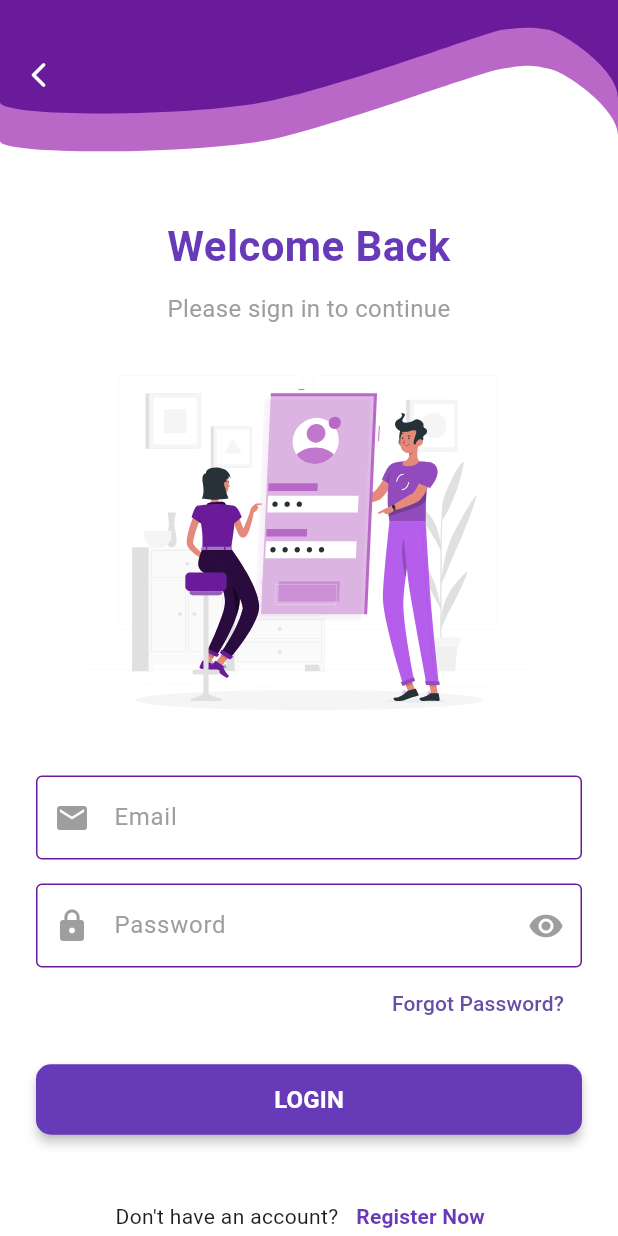
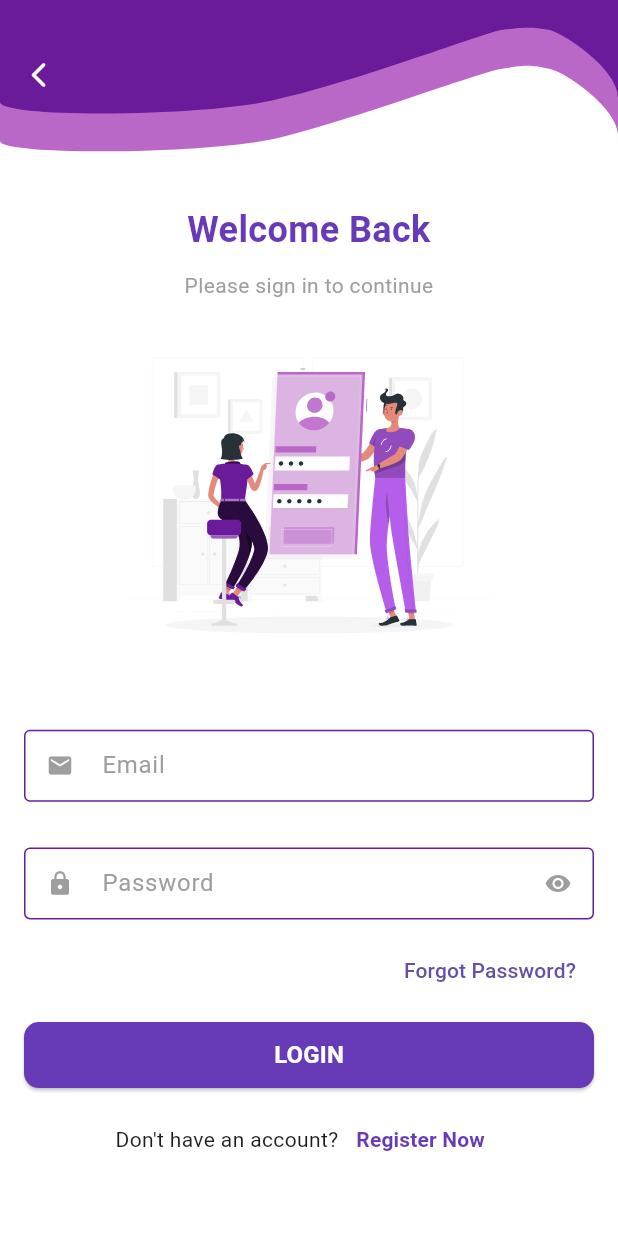
Before and after one commit to anndeviant/tpm_teori_t3, a Flutter app: the LoginScreen screen opened directly, on a phone screen of 412 x 824 dp. Run offline on Flutter 3.47's test engine with Material 3 defaults, Android fonts, the phone set to English and light mode, and no system bars; our stand-ins replace curved_navigation_bar, firebase_auth, firebase_core, flutter_svg, internet_connection_checker, lottie; accounts and stored records are empty.

Commit message:
membuat login screen responsif

```diff
--- a/lib/auth/login_screen.dart
+++ b/lib/auth/login_screen.dart
@@ -126,18 +126,24 @@ class _LoginScreenState extends State<LoginScreen> {
 
   @override
   Widget build(BuildContext context) {
+    final screenHeight = MediaQuery.of(context).size.height;
+    final screenWidth = MediaQuery.of(context).size.width;
+
     return Scaffold(
       backgroundColor: Colors.white,
       body: SafeArea(
         top: false,
         child: SingleChildScrollView(
+          child: ConstrainedBox(
+            constraints: BoxConstraints(minHeight: screenHeight),
+            child: IntrinsicHeight(
               child: Column(
-            mainAxisAlignment: MainAxisAlignment.spaceEvenly,
                 children: [
+                  // Header custom painting
                   Stack(
                     children: [
                       CustomPaint(
-                    size: Size(double.infinity, 100),
+                        size: Size(screenWidth, 100),
                         painter: HeadPainter(),
                       ),
                       Positioned(
@@ -151,40 +157,40 @@ class _LoginScreenState extends State<LoginScreen> {
                       ),
                     ],
                   ),
-              Padding(
-                padding: const EdgeInsets.all(24.0),
+                  // Main login
+                  Expanded(
+                    child: Padding(
+                      padding: const EdgeInsets.symmetric(horizontal: 16),
                       child: Form(
                         key: _formKey,
                         child: Column(
-                    mainAxisAlignment: MainAxisAlignment.center,
-                    crossAxisAlignment: CrossAxisAlignment.stretch,
+                          mainAxisAlignment: MainAxisAlignment.spaceEvenly,
                           children: [
-                      const SizedBox(height: 20),
-                      const Text(
+                            SizedBox(height: 16),
+                            Text(
                               'Welcome Back',
                               textAlign: TextAlign.center,
                               style: TextStyle(
-                          fontSize: 28,
+                                fontSize: 24,
                                 fontWeight: FontWeight.bold,
                                 color: Colors.deepPurple,
                               ),
                             ),
-                      const SizedBox(height: 10),
-                      const Text(
+                            Text(
                               'Please sign in to continue',
                               textAlign: TextAlign.center,
                               style: TextStyle(
-                          fontSize: 16,
+                                fontSize: 14,
                                 color: Colors.grey,
                               ),
                             ),
                             SvgPicture.asset(
                               "assets/svg/login.svg",
-                        height: 300,
+                              height: screenHeight * 0.3,
                             ),
                             if (_errorMessage != null)
                               Container(
-                          padding: const EdgeInsets.all(12),
+                                padding: const EdgeInsets.all(8),
                                 decoration: BoxDecoration(
                                   color: Colors.red.shade100,
                                   borderRadius: BorderRadius.circular(8),
@@ -194,14 +200,15 @@ class _LoginScreenState extends State<LoginScreen> {
                                   style: TextStyle(color: Colors.red.shade800),
                                 ),
                               ),
-                      if (_errorMessage != null) const SizedBox(height: 16),
+                            SizedBox(height: 8),
                             TextFormField(
                               controller: _emailController,
                               keyboardType: TextInputType.emailAddress,
                               decoration: InputDecoration(
+                                isDense: true,
                                 labelText: 'Email',
                                 hintText: 'Enter your email',
-                          prefixIcon: const Icon(Icons.email),
+                                prefixIcon: Icon(Icons.email),
                                 border: OutlineInputBorder(
                                   borderRadius: BorderRadius.circular(10),
                                 ),
@@ -217,14 +224,15 @@ class _LoginScreenState extends State<LoginScreen> {
                                 return null;
                               },
                             ),
-                      const SizedBox(height: 16),
+                            SizedBox(height: 10),
                             TextFormField(
                               controller: _passwordController,
                               obscureText: !_isPasswordVisible,
                               decoration: InputDecoration(
+                                isDense: true,
                                 labelText: 'Password',
                                 hintText: 'Enter your password',
-                          prefixIcon: const Icon(Icons.lock),
+                                prefixIcon: Icon(Icons.lock),
                                 suffixIcon: IconButton(
                                   icon: Icon(
                                     _isPasswordVisible
@@ -255,23 +263,23 @@ class _LoginScreenState extends State<LoginScreen> {
                               alignment: Alignment.centerRight,
                               child: TextButton(
                                 onPressed: _resetPassword,
-                          child: const Text('Forgot Password?'),
+                                child: Text('Forgot Password?'),
                               ),
                             ),
-                      const SizedBox(height: 16),
-                      ElevatedButton(
+                            SizedBox(
+                              width: double.infinity,
+                              height: 44,
+                              child: ElevatedButton(
                                 onPressed: _isLoading ? null : _login,
                                 style: ElevatedButton.styleFrom(
                                   backgroundColor: Colors.deepPurple,
                                   foregroundColor: Colors.white,
-                          padding: const EdgeInsets.symmetric(vertical: 12),
                                   shape: RoundedRectangleBorder(
                                     borderRadius: BorderRadius.circular(10),
                                   ),
-                          elevation: 3,
                                 ),
                                 child: _isLoading
-                            ? const SizedBox(
+                                    ? SizedBox(
                                         height: 20,
                                         width: 20,
                                         child: CircularProgressIndicator(
@@ -279,7 +287,7 @@ class _LoginScreenState extends State<LoginScreen> {
                                           strokeWidth: 2,
                                         ),
                                       )
-                            : const Text(
+                                    : Text(
                                         'LOGIN',
                                         style: TextStyle(
                                           fontSize: 16,
@@ -287,14 +295,14 @@ class _LoginScreenState extends State<LoginScreen> {
                                         ),
                                       ),
                               ),
-                      const SizedBox(height: 30),
+                            ),
                             Row(
                               mainAxisAlignment: MainAxisAlignment.center,
                               children: [
-                          const Text("Don't have an account?"),
+                                Text("Don't have an account?"),
                                 TextButton(
                                   onPressed: _navigateToRegister,
-                            child: const Text(
+                                  child: Text(
                                     'Register Now',
                                     style: TextStyle(
                                       fontWeight: FontWeight.bold,
@@ -304,7 +312,9 @@ class _LoginScreenState extends State<LoginScreen> {
                                 ),
                               ],
                             ),
+                            SizedBox(height: 20),
                           ],
+                        ),
                       ),
                     ),
                   ),
@@ -312,6 +322,8 @@ class _LoginScreenState extends State<LoginScreen> {
               ),
             ),
           ),
+        ),
+      ),
     );
   }
 }
```
Lines whose indentation alone changed are shown as unchanged.
